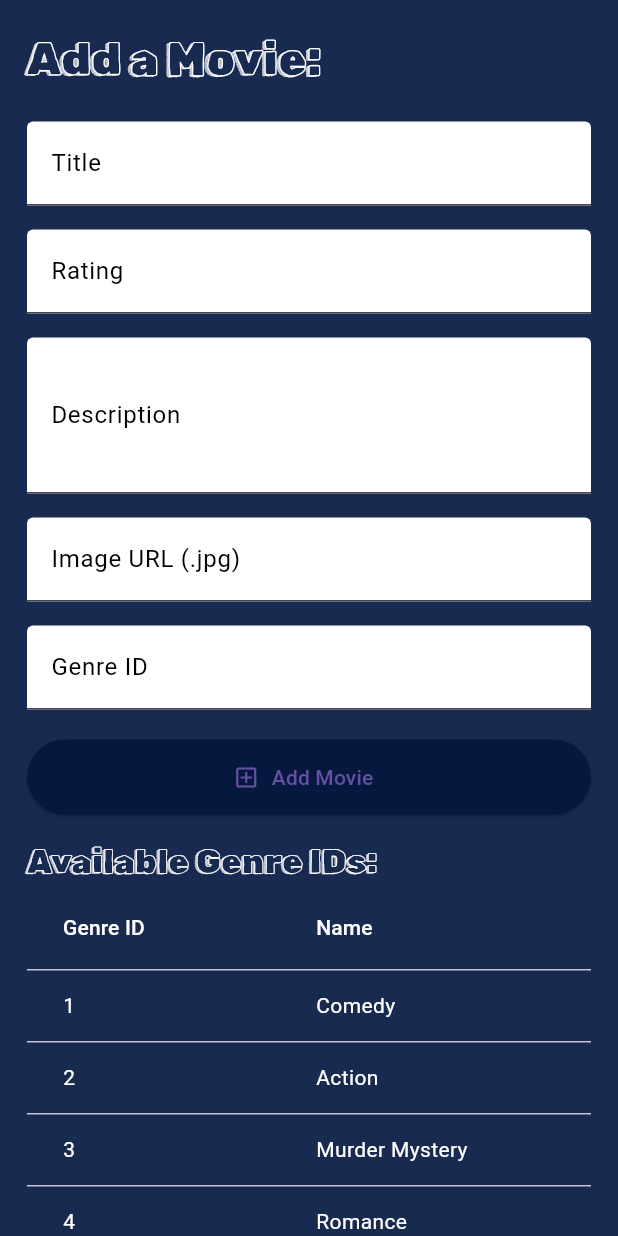
After one commit to aj17i/movies_world, a Flutter app: the AddMoviesPage screen opened directly, on a phone screen of 412 x 824 dp. The commit adds this screen. Run offline on Flutter 3.47's test engine with Material 3 defaults, Android fonts, the phone set to English and light mode, and no system bars.

Commit message:
Added the add movie function

```diff
--- /dev/null
+++ b/lib/screens/add_screen.dart
@@ -0,0 +1,273 @@
+import 'package:flutter/material.dart';
+import 'dart:convert' as convert;
+import 'package:http/http.dart' as http;
+
+const String _baseURL = 'movieaj.000webhostapp.com';
+
+class AddMoviesPage extends StatefulWidget {
+  const AddMoviesPage({Key? key}) : super(key: key);
+
+  @override
+  _AddMoviesPageState createState() => _AddMoviesPageState();
+}
+
+class _AddMoviesPageState extends State<AddMoviesPage> {
+  final GlobalKey<FormState> _formKey = GlobalKey<FormState>();
+  TextEditingController titleController = TextEditingController();
+  TextEditingController ratingController = TextEditingController();
+  TextEditingController descriptionController = TextEditingController();
+  TextEditingController imageUrlController = TextEditingController();
+  TextEditingController genreController = TextEditingController();
+  bool _loading = false;
+
+  final List<Map<String, dynamic>> genresList = [
+    {'id': 1, 'name': 'Comedy'},
+    {'id': 2, 'name': 'Action'},
+    {'id': 3, 'name': 'Murder Mystery'},
+    {'id': 4, 'name': 'Romance'},
+    {'id': 5, 'name': 'Sci-Fi'},
+    {'id': 6, 'name': 'Drama'},
+    {'id': 7, 'name': 'Horror'},
+    {'id': 8, 'name': 'Fantasy'},
+    {'id': 9, 'name': 'Animation'},
+    {'id': 10, 'name': 'Adventure'},
+    // Add more genres as needed
+  ];
+
+  void addMovie(Function(String text) update, String title, double rating,
+      String description, String imageUrl, String genre) async {
+    try {
+      final response = await http
+          .post(Uri.parse('http://$_baseURL/addMovie.php'),
+              headers: <String, String>{
+                'Content-Type': 'application/json; charset=UTF-8',
+              }, // turn into JSON
+              body: convert.jsonEncode(<String, String>{
+                'title': title,
+                'rating': rating.toString(),
+                'description': description,
+                'imageUrl': imageUrl,
+                'genre': genre,
+                'key': 'your_key'
+              }))
+          .timeout(const Duration(seconds: 5));
+      if (response.statusCode == 200) {
+        // if successful, call the update function
+        update(response.body);
+      }
+    } catch (e) {
+      update(e.toString());
+    }
+  }
+
+  @override
+  void dispose() {
+    titleController.dispose();
+    ratingController.dispose();
+    descriptionController.dispose();
+    imageUrlController.dispose();
+    genreController.dispose();
+    super.dispose();
+  }
+
+  void update(String text) {
+    ScaffoldMessenger.of(context).showSnackBar(SnackBar(content: Text(text)));
+    setState(() {
+      _loading = false;
+    });
+  }
+
+  @override
+  Widget build(BuildContext context) {
+    return Scaffold(
+      body: SingleChildScrollView(
+        child: Container(
+          padding: const EdgeInsets.all(18.0),
+          color: const Color.fromARGB(250, 20, 38, 77),
+          child: Form(
+            key: _formKey,
+            child: Column(
+              crossAxisAlignment: CrossAxisAlignment.stretch,
+              children: [
+                const Text(
+                  'Add a Movie:',
+                  style: TextStyle(
+                      fontSize: 30, fontFamily: 'Rubik', color: Colors.white),
+                ),
+                const SizedBox(
+                  height: 20,
+                ),
+                TextFormField(
+                  controller: titleController,
+                  style: const TextStyle(color: Colors.black),
+                  decoration: const InputDecoration(
+                    labelText: 'Title',
+                    labelStyle: TextStyle(color: Colors.black),
+                    filled: true,
+                    fillColor: Colors.white,
+                  ),
+                  validator: (value) {
+                    if (value == null || value.isEmpty) {
+                      return 'Please enter the title';
+                    }
+                    return null;
+                  },
+                ),
+                const SizedBox(height: 16.0),
+                TextFormField(
+                  controller: ratingController,
+                  style: const TextStyle(color: Colors.black),
+                  decoration: const InputDecoration(
+                    labelText: 'Rating',
+                    labelStyle: TextStyle(color: Colors.black),
+                    filled: true,
+                    fillColor: Colors.white,
+                  ),
+                  keyboardType:
+                      const TextInputType.numberWithOptions(decimal: true),
+                  validator: (value) {
+                    if (value == null || value.isEmpty) {
+                      return 'Please enter the rating';
+                    }
+                    // You can add additional validation logic for rating if needed
+                    return null;
+                  },
+                ),
+                const SizedBox(height: 16.0),
+                TextFormField(
+                  controller: descriptionController,
+                  style: const TextStyle(color: Colors.black),
+                  decoration: const InputDecoration(
+                    labelText: 'Description',
+                    labelStyle: TextStyle(color: Colors.black),
+                    filled: true,
+                    fillColor: Colors.white,
+                  ),
+                  maxLines: 3,
+                  validator: (value) {
+                    if (value == null || value.isEmpty) {
+                      return 'Please enter the description';
+                    }
+                    return null;
+                  },
+                ),
+                const SizedBox(height: 16.0),
+                TextFormField(
+                  controller: imageUrlController,
+                  style: const TextStyle(color: Colors.black),
+                  decoration: const InputDecoration(
+                    labelText: 'Image URL (.jpg)',
+                    labelStyle: TextStyle(color: Colors.black),
+                    filled: true,
+                    fillColor: Colors.white,
+                  ),
+                  validator: (value) {
+                    if (value == null || value.isEmpty) {
+                      return 'Please enter the image URL (.jpg)';
+                    }
+                    // You can add additional validation logic for the image URL if needed
+                    return null;
+                  },
+                ),
+                const SizedBox(height: 16.0),
+                TextFormField(
+                  controller: genreController,
+                  style: const TextStyle(color: Colors.black),
+                  decoration: const InputDecoration(
+                    labelText: 'Genre ID',
+                    labelStyle: TextStyle(color: Colors.black),
+                    filled: true,
+                    fillColor: Colors.white,
+                  ),
+                  keyboardType:
+                      const TextInputType.numberWithOptions(decimal: false),
+                  validator: (value) {
+                    if (value == null || value.isEmpty) {
+                      return 'Please enter the genre ID';
+                    }
+                    // You can add additional validation logic for the genre if needed
+                    return null;
+                  },
+                ),
+                const SizedBox(height: 20.0),
+                SizedBox(
+                  width: 150,
+                  height: 50,
+                  child: ElevatedButton.icon(
+                    onPressed: () {
+                      if (_formKey.currentState!.validate()) {
+                        print('Title: ${titleController.text}');
+                        print('Rating: ${ratingController.text}');
+                        print('Description: ${descriptionController.text}');
+                        print('Image URL: ${imageUrlController.text}');
+                        print('Genre: ${genreController.text}');
+                      }
+                      addMovie(
+                          update,
+                          titleController.text,
+                          double.tryParse(ratingController.text) ?? 0.0,
+                          descriptionController.text,
+                          imageUrlController.text,
+                          genreController.text);
+                    },
+                    icon: const Icon(Icons.add_box_outlined),
+                    label: const Text('Add Movie'),
+                    style: ElevatedButton.styleFrom(
+                      backgroundColor: const Color.fromARGB(255, 7, 24, 63),
+                    ),
+                  ),
+                ),
+                // Display the available genre IDs
+                const SizedBox(height: 16),
+                const Text(
+                  'Available Genre IDs:',
+                  style: TextStyle(
+                    fontSize: 22,
+                    color: Colors.white,
+                    fontFamily: 'Rubik',
+                  ),
+                ),
+                  DataTable(
+                    columns: const [
+                      DataColumn(
+                        label: Text(
+                          'Genre ID',
+                          style: TextStyle(color: Colors.white),
+                        ),
+                      ),
+                      DataColumn(
+                        label: Text(
+                          'Name',
+                          style: TextStyle(color: Colors.white),
+                        ),
+                      ),
+                    ],
+                    rows: genresList
+                        .map(
+                          (genre) => DataRow(
+                        cells: [
+                          DataCell(
+                            Text(
+                              genre['id'].toString(),
+                              style: const TextStyle(color: Colors.white),
+                            ),
+                          ),
+                          DataCell(
+                            Text(
+                              genre['name']!,
+                              style: const TextStyle(color: Colors.white),
+                            ),
+                          ),
+                        ],
+                      ),
+                    )
+                        .toList(),
+                  ),
+              ],
+            ),
+          ),
+        ),
+      ),
+    );
+  }
+}
```
Also changed, not shown: lib/reusable_widgets/reusable_widget.dart (+26 -23 lines), lib/screens/home.dart (+15 -18 lines), lib/screens/profile_screen.dart (deleted, +0 -17 lines), lib/screens/signup_screen.dart (+13 -6 lines), pubspec.yaml (+12 -0 lines), assets/fonts/Vodafone-Bold.ttf (added), assets/fonts/Vodafone-ExtraBold.ttf (added), assets/fonts/Vodafone-Light.ttf (added), assets/fonts/Vodafone.ttf (added).
